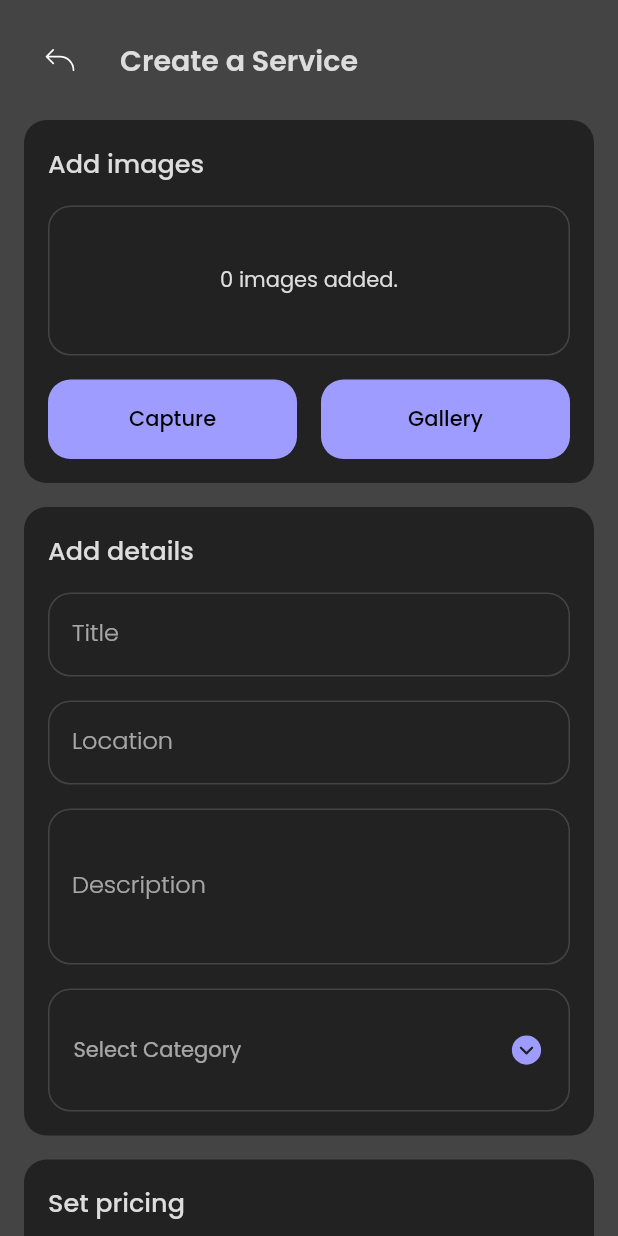
After one commit to mabdullah412/event-services-marketplace, a Flutter app: the screen it shows after launch, after a tap on "Create a Service", on a phone screen of 412 x 824 dp. The commit adds this screen. Run offline on Flutter 3.47's test engine with Material 2 defaults, Android fonts, the light colour scheme and no system bars; our stand-ins replace image_picker, phosphor_flutter.

Commit message:
added create_service_screen

```diff
--- /dev/null
+++ b/lib/presentation/screens/create_service_screen.dart
@@ -0,0 +1,387 @@
+import 'dart:io';
+
+import 'package:flutter/material.dart';
+import 'package:image_picker/image_picker.dart';
+import 'package:phosphor_flutter/phosphor_flutter.dart';
+
+import '../../constants/constants.dart';
+
+class CreateServiceScreen extends StatefulWidget {
+  const CreateServiceScreen({super.key});
+
+  @override
+  State<CreateServiceScreen> createState() => _CreateServiceScreenState();
+}
+
+class _CreateServiceScreenState extends State<CreateServiceScreen> {
+  // form key
+  final _serviceDetailsFormKey = GlobalKey<FormState>();
+  // focus-nodes
+  final _serviceTitleFocusNode = FocusNode();
+  final _serviceDescriptionFocusNode = FocusNode();
+  final _serviceLocationFocusNode = FocusNode();
+  final _serviceCategoryFocusNode = FocusNode();
+  final _servicePriceFocusNode = FocusNode();
+  // form-data
+  dynamic category;
+
+  // image-data
+  bool noImages = true;
+  // File stores image paths to be shown in the images section
+  File? selectedImage;
+  // File stores image path and name that we want to upload
+  XFile? selectedImageFile;
+
+  @override
+  void dispose() {
+    _serviceTitleFocusNode.dispose();
+    _serviceDescriptionFocusNode.dispose();
+    _serviceLocationFocusNode.dispose();
+    _serviceCategoryFocusNode.dispose();
+    _servicePriceFocusNode.dispose();
+    super.dispose();
+  }
+
+  @override
+  Widget build(BuildContext context) {
+    return SafeArea(
+      child: GestureDetector(
+        onTap: () => FocusManager.instance.primaryFocus?.unfocus(),
+        child: Scaffold(
+          body: SingleChildScrollView(
+            child: Container(
+              padding: const EdgeInsets.all(padding),
+              child: Column(
+                crossAxisAlignment: CrossAxisAlignment.stretch,
+                children: [
+                  const PopHeader(),
+                  const SizedBox(height: padding),
+                  imageSection(context),
+                  const SizedBox(height: padding),
+                  Form(
+                    key: _serviceDetailsFormKey,
+                    child: Column(
+                      crossAxisAlignment: CrossAxisAlignment.stretch,
+                      children: [
+                        detailsSection(context),
+                        const SizedBox(height: padding),
+                        pricingSection(context),
+                      ],
+                    ),
+                  ),
+                ],
+              ),
+            ),
+          ),
+        ),
+      ),
+    );
+  }
+
+  Container imageSection(BuildContext context) {
+    return Container(
+      padding: const EdgeInsets.all(padding),
+      decoration: BoxDecoration(
+        color: Theme.of(context).colorScheme.surface,
+        borderRadius: BorderRadius.circular(radius),
+      ),
+      child: Column(
+        crossAxisAlignment: CrossAxisAlignment.stretch,
+        children: [
+          Text(
+            'Add images',
+            style: Theme.of(context).primaryTextTheme.titleMedium,
+          ),
+          const SizedBox(height: padding),
+          Container(
+            height: 100,
+            padding: const EdgeInsets.all(5),
+            decoration: BoxDecoration(
+              borderRadius: BorderRadius.circular(radius),
+              border: Border.all(color: Theme.of(context).colorScheme.outline),
+            ),
+            child: noImages == false
+                ? Row(
+                    children: [
+                      Stack(
+                        alignment: Alignment.center,
+                        children: [
+                          Text(
+                            'Loading',
+                            style: Theme.of(context).primaryTextTheme.bodySmall,
+                          ),
+                          ClipRRect(
+                            borderRadius: BorderRadius.circular(radius),
+                            child: Image.file(
+                              selectedImage!,
+                            ),
+                          ),
+                        ],
+                      ),
+                    ],
+                  )
+                : Center(
+                    child: Text(
+                      '0 images added.',
+                      style: Theme.of(context).primaryTextTheme.bodyMedium,
+                    ),
+                  ),
+          ),
+          const SizedBox(height: padding),
+          Row(
+            mainAxisAlignment: MainAxisAlignment.spaceBetween,
+            children: [
+              Expanded(
+                child: ElevatedButton(
+                  onPressed: () async {
+                    final imageFile = await ImagePicker().pickImage(
+                      source: ImageSource.camera,
+                    );
+
+                    if (imageFile == null) {
+                      return;
+                    }
+
+                    setState(() {
+                      selectedImage = File(imageFile.path);
+                      selectedImageFile = imageFile;
+                      noImages = false;
+                    });
+                  },
+                  child: const Text('Capture'),
+                ),
+              ),
+              const SizedBox(width: padding),
+              Expanded(
+                child: ElevatedButton(
+                  onPressed: () async {
+                    final imageFile = await ImagePicker().pickImage(
+                      source: ImageSource.gallery,
+                    );
+
+                    if (imageFile == null) {
+                      return;
+                    }
+
+                    setState(() {
+                      selectedImage = File(imageFile.path);
+                      selectedImageFile = imageFile;
+                      noImages = false;
+                    });
+                  },
+                  child: const Text('Gallery'),
+                ),
+              ),
+            ],
+          ),
+        ],
+      ),
+    );
+  }
+
+  Container detailsSection(BuildContext context) {
+    return Container(
+      padding: const EdgeInsets.all(padding),
+      decoration: BoxDecoration(
+        color: Theme.of(context).colorScheme.surface,
+        borderRadius: BorderRadius.circular(radius),
+      ),
+      child: Column(
+        crossAxisAlignment: CrossAxisAlignment.stretch,
+        children: [
+          Text(
+            'Add details',
+            style: Theme.of(context).primaryTextTheme.titleMedium,
+          ),
+          const SizedBox(height: padding),
+          TextFormField(
+            decoration: const InputDecoration(
+              labelText: 'Title',
+            ),
+            focusNode: _serviceTitleFocusNode,
+            textInputAction: TextInputAction.next,
+            validator: (value) {
+              if (value!.isEmpty) {
+                return 'Title cannot be empty.';
+              } else {
+                return null;
+              }
+            },
+            onSaved: (value) {
+              // registerData['firstName'] = value!;
+            },
+            onFieldSubmitted: (value) {
+              FocusScope.of(context).requestFocus(
+                _serviceLocationFocusNode,
+              );
+            },
+          ),
+          const SizedBox(height: padding),
+          TextFormField(
+            decoration: const InputDecoration(
+              labelText: 'Location',
+            ),
+            focusNode: _serviceLocationFocusNode,
+            textInputAction: TextInputAction.next,
+            validator: (value) {
+              if (value!.isEmpty) {
+                return 'Location cannot be empty.';
+              } else {
+                return null;
+              }
+            },
+            onSaved: (value) {
+              // registerData['firstName'] = value!;
+            },
+            onFieldSubmitted: (value) {
+              FocusScope.of(context).requestFocus(
+                _serviceDescriptionFocusNode,
+              );
+            },
+          ),
+          const SizedBox(height: padding),
+          TextFormField(
+            decoration: const InputDecoration(
+              labelText: 'Description',
+            ),
+            maxLines: 3,
+            keyboardType: TextInputType.multiline,
+            focusNode: _serviceDescriptionFocusNode,
+            textInputAction: TextInputAction.next,
+            validator: (value) {
+              if (value!.isEmpty) {
+                return 'Description cannot be empty.';
+              } else if (value.length < 30) {
+                return 'Description must be atleast 30 characters long.';
+              } else {
+                return null;
+              }
+            },
+            onSaved: (value) {
+              // registerData['firstName'] = value!;
+            },
+            onFieldSubmitted: (value) {
+              FocusScope.of(context).requestFocus(
+                _serviceCategoryFocusNode,
+              );
+            },
+          ),
+          const SizedBox(height: padding),
+          Container(
+            padding: const EdgeInsets.all(padding),
+            decoration: BoxDecoration(
+              color: Theme.of(context).colorScheme.surface,
+              borderRadius: BorderRadius.circular(radius),
+              border: Border.all(
+                color: Theme.of(context).colorScheme.outline,
+              ),
+            ),
+            child: DropdownButtonHideUnderline(
+              child: DropdownButton(
+                focusNode: _serviceCategoryFocusNode,
+                value: category,
+                onChanged: (value) {
+                  setState(() {
+                    category = value!;
+                  });
+                },
+                hint: const Text('Select Category'),
+                isExpanded: true,
+                borderRadius: BorderRadius.circular(radius),
+                icon: Icon(
+                  PhosphorIcons.caretCircleDownFill,
+                  color: Theme.of(context).colorScheme.primary,
+                ),
+                style: Theme.of(context).primaryTextTheme.bodyMedium,
+                items: <String>[
+                  'Decoration',
+                  'Car Rental',
+                  'Catering',
+                  'Halls',
+                  'Photography',
+                ].map<DropdownMenuItem<String>>((String value) {
+                  return DropdownMenuItem<String>(
+                    value: value,
+                    child: Text(value),
+                  );
+                }).toList(),
+              ),
+            ),
+          ),
+        ],
+      ),
+    );
+  }
+
+  Container pricingSection(BuildContext context) {
+    return Container(
+      padding: const EdgeInsets.all(padding),
+      decoration: BoxDecoration(
+        color: Theme.of(context).colorScheme.surface,
+        borderRadius: BorderRadius.circular(radius),
+      ),
+      child: Column(
+        crossAxisAlignment: CrossAxisAlignment.stretch,
+        children: [
+          Text(
+            'Set pricing',
+            style: Theme.of(context).primaryTextTheme.titleMedium,
+          ),
+          const SizedBox(height: padding),
+          TextFormField(
+            decoration: const InputDecoration(
+              labelText: 'Price',
+            ),
+            keyboardType: TextInputType.number,
+            focusNode: _servicePriceFocusNode,
+            textInputAction: TextInputAction.next,
+            validator: (value) {
+              if (value!.isEmpty) {
+                return 'Price cannot be empty.';
+              } else {
+                return null;
+              }
+            },
+            onSaved: (value) {
+              // registerData['firstName'] = value!;
+            },
+            onFieldSubmitted: (value) {
+              FocusManager.instance.primaryFocus?.unfocus();
+              _serviceDetailsFormKey.currentState!.validate();
+            },
+          ),
+          const SizedBox(height: padding),
+          ElevatedButton(
+            onPressed: () {},
+            child: const Text('Create'),
+          ),
+        ],
+      ),
+    );
+  }
+}
+
+class PopHeader extends StatelessWidget {
+  const PopHeader({
+    Key? key,
+  }) : super(key: key);
+
+  @override
+  Widget build(BuildContext context) {
+    return Row(
+      children: [
+        IconButton(
+          onPressed: () {
+            Navigator.of(context).pop();
+          },
+          icon: const Icon(PhosphorIcons.arrowBendUpLeftLight),
+        ),
+        const SizedBox(width: padding),
+        Text(
+          'Create a Service',
+          style: Theme.of(context).primaryTextTheme.titleLarge,
+        ),
+      ],
+    );
+  }
+}
--- a/lib/presentation/screens/home_screen.dart
+++ b/lib/presentation/screens/home_screen.dart
@@ -1,3 +1,5 @@
+import 'package:event_planner/presentation/router/custom_page_route.dart';
+import 'package:event_planner/presentation/screens/create_service_screen.dart';
 import 'package:flutter/material.dart';
 
 import '../../constants/constants.dart';
@@ -158,6 +160,15 @@ class ShowSellServices extends StatelessWidget {
             'Have services thay you would like to sell? Go to the profile page and turn on seller mode.',
             style: Theme.of(context).textTheme.bodyMedium,
           ),
+          const SizedBox(height: padding),
+          ElevatedButton(
+            onPressed: () {
+              Navigator.of(context).push(
+                CustomPageRoute(child: const CreateServiceScreen()),
+              );
+            },
+            child: const Text('Create a Service'),
+          )
         ],
       ),
     );
@@ -192,7 +203,7 @@ class ShowCreatePackage extends StatelessWidget {
           const SizedBox(height: padding),
           ElevatedButton(
             onPressed: () {},
-            child: const Text('Sell a Service'),
+            child: const Text('Create a package'),
           )
         ],
       ),
--- a/lib/presentation/themes.dart
+++ b/lib/presentation/themes.dart
@@ -29,7 +29,7 @@ class Themes {
       titleSmall: TextStyle(
         fontSize: 15,
         color: Color(0xFFDDDDDD),
-        fontWeight: FontWeight.w600,
+        fontWeight: FontWeight.w500,
       ),
 
       // container text
@@ -79,7 +79,7 @@ class Themes {
       ),
       enabledBorder: OutlineInputBorder(
         borderRadius: BorderRadius.circular(radius),
-        borderSide: const BorderSide(color: Color(0xFF333333)),
+        borderSide: const BorderSide(color: Color(0xFF444444)),
       ),
       focusedBorder: OutlineInputBorder(
         borderRadius: BorderRadius.circular(radius),
@@ -104,7 +104,7 @@ class Themes {
         primary: Color(0xFF9E9DFF),
         secondary: Color(0xFF222222),
         surface: Color(0xFF222222),
-    ),
+        outline: Color(0xFF444444)),
 
     // navbar
     navigationBarTheme: NavigationBarThemeData(
@@ -205,7 +205,7 @@ class Themes {
       ),
       enabledBorder: OutlineInputBorder(
         borderRadius: BorderRadius.circular(radius),
-        borderSide: const BorderSide(color: Color(0xFFFFFFFF)),
+        borderSide: const BorderSide(color: Color(0xFFDDDDDD)),
       ),
       focusedBorder: OutlineInputBorder(
         borderRadius: BorderRadius.circular(radius),
@@ -230,7 +230,7 @@ class Themes {
         primary: Color(0xFF9E9DFF),
         secondary: Color(0xFF222222),
         surface: Color(0xFFFFFFFF),
-    ),
+        outline: Color(0xFFDDDDDD)),
 
     // navbar
     navigationBarTheme: NavigationBarThemeData(
--- a/pubspec.yaml
+++ b/pubspec.yaml
@@ -16,6 +16,7 @@ dependencies:
   cupertino_icons: ^1.0.2
   provider: ^6.0.4
   phosphor_flutter: ^1.4.0
+  image_picker: ^0.8.6
 
 dev_dependencies:
   flutter_test:
```
Also changed, not shown: pubspec.lock. Lines whose indentation alone changed are shown as unchanged.
